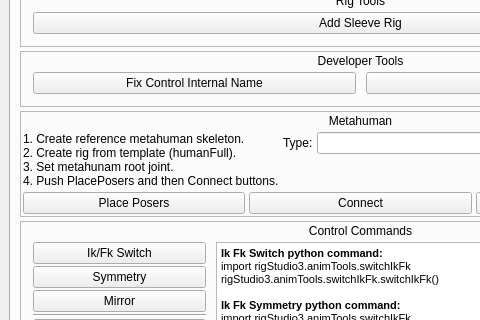
The window that ui/designer/mainWindow.ui (PavelCrow/RigStudio3) describes before a commit, drawn with Qt 5; both pictures show x 0 to 480 and y 517 to 837 of the 721 by 982 pixel window.
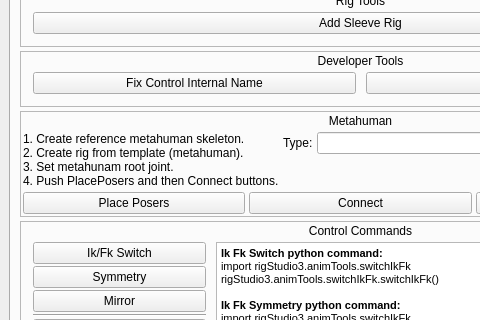
The same window after the commit.

What changed in the file:
```diff
--- a/ui/designer/mainWindow.ui
+++ b/ui/designer/mainWindow.ui
@@ -8307,7 +8307,7 @@
                    <widget class="QLabel" name="channels_label_2">
                     <property name="text">
                      <string>1. Create reference metahuman skeleton.
-2. Create rig from template (humanFull).
+2. Create rig from template (metahuman).
 3. Set metahunam root joint.
 4. Push PlacePosers and then Connect buttons.</string>
                     </property>
```
